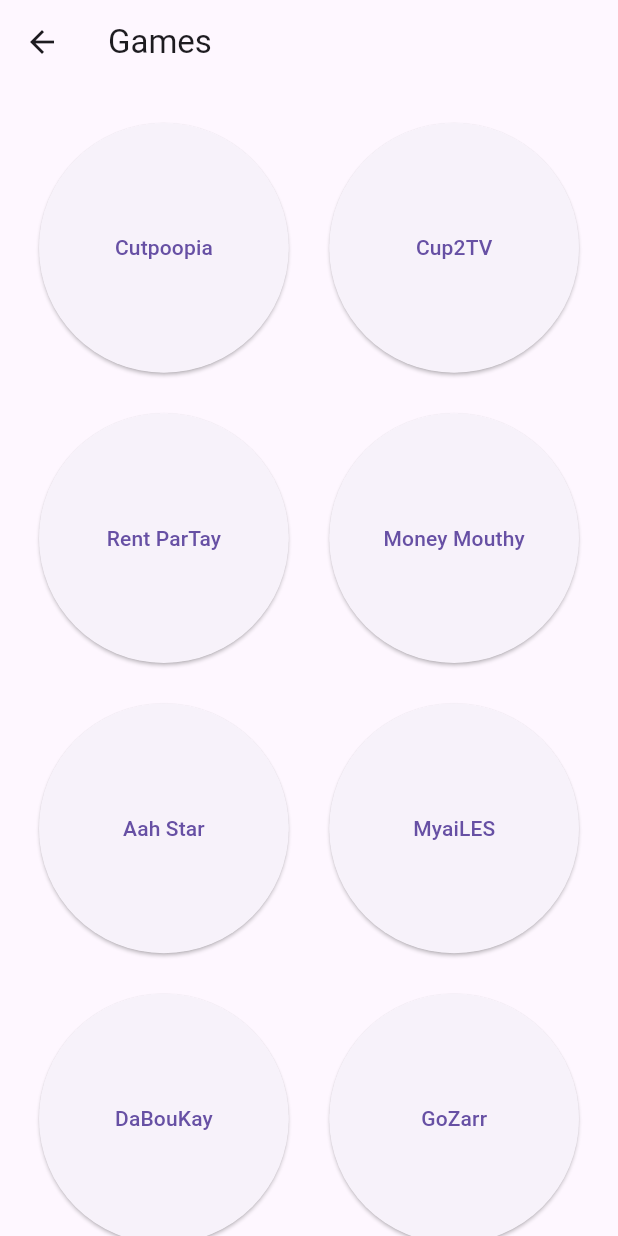
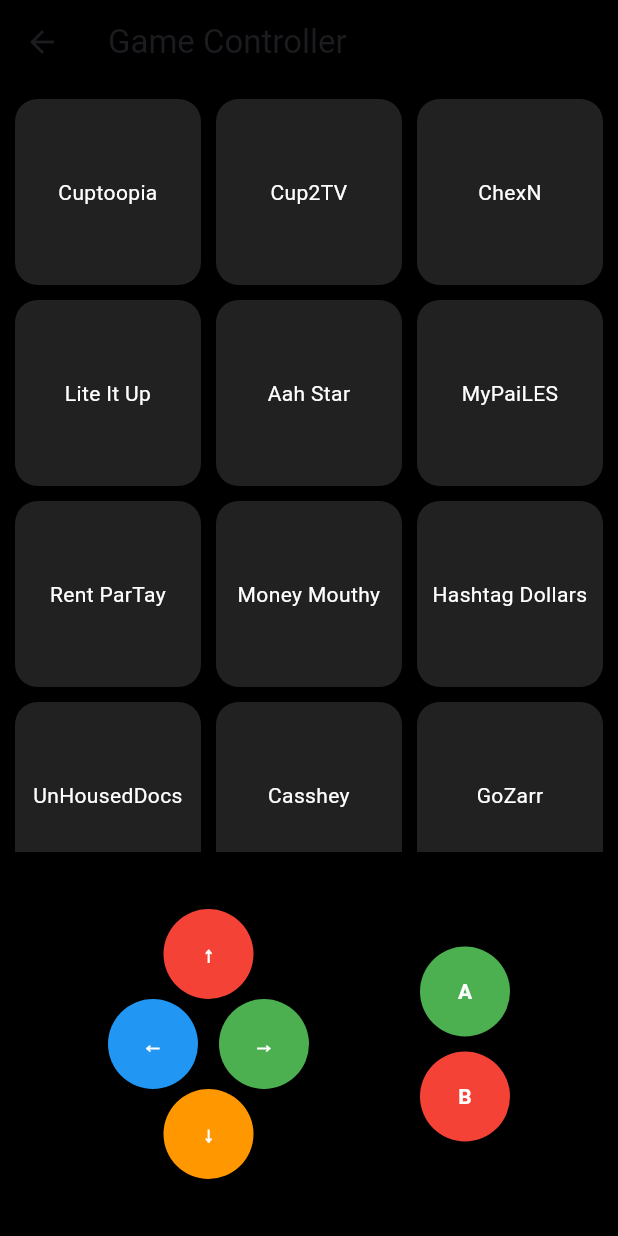
Before and after one commit to mandelashaban593/codechathome, a Flutter app: the GamesScreen screen opened directly with empty values, on a phone screen of 412 x 824 dp. Run offline on Flutter 3.47's test engine with Material 3 defaults, Android fonts, the phone set to English and light mode, and no system bars; missing offline and left inert: dart:html.

Commit message:
added content

```diff
--- a/lib/screens/games_screen.dart
+++ b/lib/screens/games_screen.dart
@@ -1,69 +1,152 @@
 import 'package:flutter/material.dart';
+import 'package:url_launcher/url_launcher.dart';
 import '../services/controller_service.dart';
-import '../widgets/remote_button.dart';
 
 class GamesScreen extends StatelessWidget {
-
   final ControllerService service;
 
   GamesScreen(this.service);
 
-  List<String> games = [
+  // Game links
+  final Map<String, String> gameLinks = {
+    "Cuptoopia": "https://www.cuptoopia.com",
+    "Cup2TV": "https://www.cup2tv.com",
+    "ChexN": "https://www.chexn.com",
+    "Lite It Up": "https://play.google.com", // placeholder
+    "Aah Star": "https://www.aahstar.com",
+    "MyPaiLES": "https://www.mypailes.com",
+    "Rent ParTay": "https://www.rentpartay.com",
+    "Money Mouthy": "https://www.moneymouthy.com",
+    "Hashtag Dollars": "https://www.hashtagdollars.com",
+    "UnHousedDocs": "https://www.unhouseddocs.com",
+    "Casshey": "https://www.casshey.com",
+    "GoZarr": "https://www.gozarr.com",
+    "TQR, Inc": "https://www.tqrinc.com",
+  };
 
-    "Cutpoopia",
-    "Cup2TV",
-    "Rent ParTay",
-    "Money Mouthy",
-    "Aah Star",
-    "MyaiLES",
-    "DaBouKay",
-    "GoZarr",
-    "UnHousedDocs",
-    "Pholossy",
-    "ChexN",
-    "Lite It Up",
-    "cGames",
-    "Casshey"
+  Future<void> openLink(String game) async {
+    final url = Uri.parse(gameLinks[game]!);
 
-  ];
+    if (await canLaunchUrl(url)) {
+      await launchUrl(url, mode: LaunchMode.externalApplication);
+    }
+  }
+
+  Widget controllerButton(String label, Color color, VoidCallback onPressed) {
+    return ElevatedButton(
+      style: ElevatedButton.styleFrom(
+        backgroundColor: color,
+        shape: CircleBorder(),
+        padding: EdgeInsets.all(20),
+      ),
+      onPressed: onPressed,
+      child: Text(
+        label,
+        style: TextStyle(color: Colors.white, fontWeight: FontWeight.bold),
+      ),
+    );
+  }
+
+  Widget gameButton(String name) {
+    return GestureDetector(
+      onTap: () async {
+        service.send("GAME:$name");
+        await openLink(name);
+      },
+      child: Container(
+        decoration: BoxDecoration(
+          color: Colors.grey[900],
+          borderRadius: BorderRadius.circular(15),
+          boxShadow: [
+            BoxShadow(color: Colors.black45, blurRadius: 5)
+          ],
+        ),
+        padding: EdgeInsets.all(10),
+        child: Center(
+          child: Text(
+            name,
+            textAlign: TextAlign.center,
+            style: TextStyle(color: Colors.white),
+          ),
+        ),
+      ),
+    );
+  }
 
   @override
-  Widget build(BuildContext context){
+  Widget build(BuildContext context) {
+    return Scaffold(
+      backgroundColor: Colors.black,
+      appBar: AppBar(
+        title: Text("Game Controller"),
+        backgroundColor: Colors.black,
+      ),
+      body: Column(
+        children: [
 
-    return Scaffold(
+          /// 🎮 TOP GAME BUTTON GRID
+          Expanded(
+            flex: 2,
+            child: GridView.count(
+              padding: EdgeInsets.all(10),
+              crossAxisCount: 3,
+              crossAxisSpacing: 10,
+              mainAxisSpacing: 10,
+              children: gameLinks.keys.map((game) {
+                return gameButton(game);
+              }).toList(),
+            ),
+          ),
 
-      appBar: AppBar(title: Text("Games")),
+          /// 🎮 CONTROLLER SECTION
+          Expanded(
+            flex: 1,
+            child: Row(
+              mainAxisAlignment: MainAxisAlignment.spaceEvenly,
+              children: [
 
-      body: GridView.builder(
+                /// 🔼 D-PAD (LEFT SIDE)
+                Column(
+                  mainAxisAlignment: MainAxisAlignment.center,
+                  children: [
+                    controllerButton("↑", Colors.red, () {
+                      service.send("UP");
+                    }),
+                    Row(
+                      children: [
+                        controllerButton("←", Colors.blue, () {
+                          service.send("LEFT");
+                        }),
+                        SizedBox(width: 10),
+                        controllerButton("→", Colors.green, () {
+                          service.send("RIGHT");
+                        }),
+                      ],
+                    ),
+                    controllerButton("↓", Colors.orange, () {
+                      service.send("DOWN");
+                    }),
+                  ],
+                ),
 
-        padding: EdgeInsets.all(20),
-
-        gridDelegate: SliverGridDelegateWithFixedCrossAxisCount(
-          crossAxisCount: 2,
-          mainAxisSpacing: 15,
-          crossAxisSpacing: 15
-        ),
-
-        itemCount: games.length,
-
-        itemBuilder:(context,index){
-
-          return RemoteButton(
-
-            label: games[index],
-
-            onPressed: (){
-              service.send("GAME:${games[index]}");
-            }
-
-          );
-
-        },
-
+                /// 🎮 ACTION BUTTONS (RIGHT SIDE)
+                Column(
+                  mainAxisAlignment: MainAxisAlignment.center,
+                  children: [
+                    controllerButton("A", Colors.green, () {
+                      service.send("A");
+                    }),
+                    SizedBox(height: 10),
+                    controllerButton("B", Colors.red, () {
+                      service.send("B");
+                    }),
+                  ],
+                ),
+              ],
+            ),
+          ),
+        ],
       ),
-
     );
-
   }
-
 }
--- a/pubspec.yaml
+++ b/pubspec.yaml
@@ -25,6 +25,7 @@ dependencies:
   flutter:
     sdk: flutter
   cupertino_icons: ^1.0.8
+  url_launcher: ^6.2.5
 
 dev_dependencies:
   flutter_test:
```
Also changed, not shown: pubspec.lock, 6 other files.
